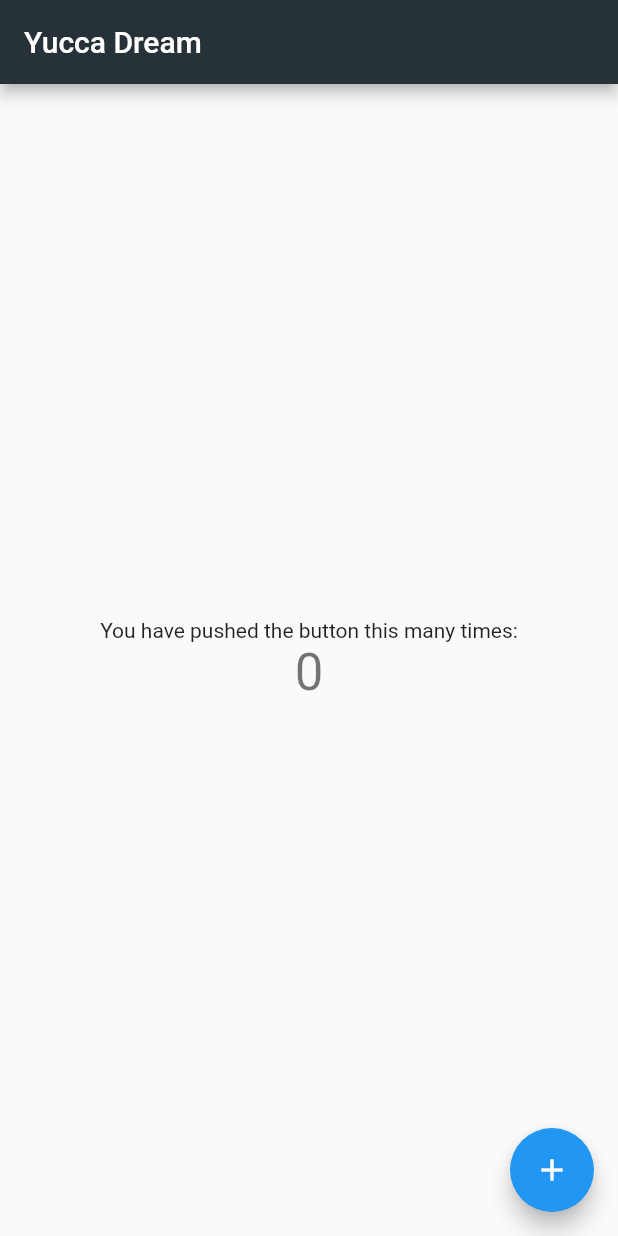
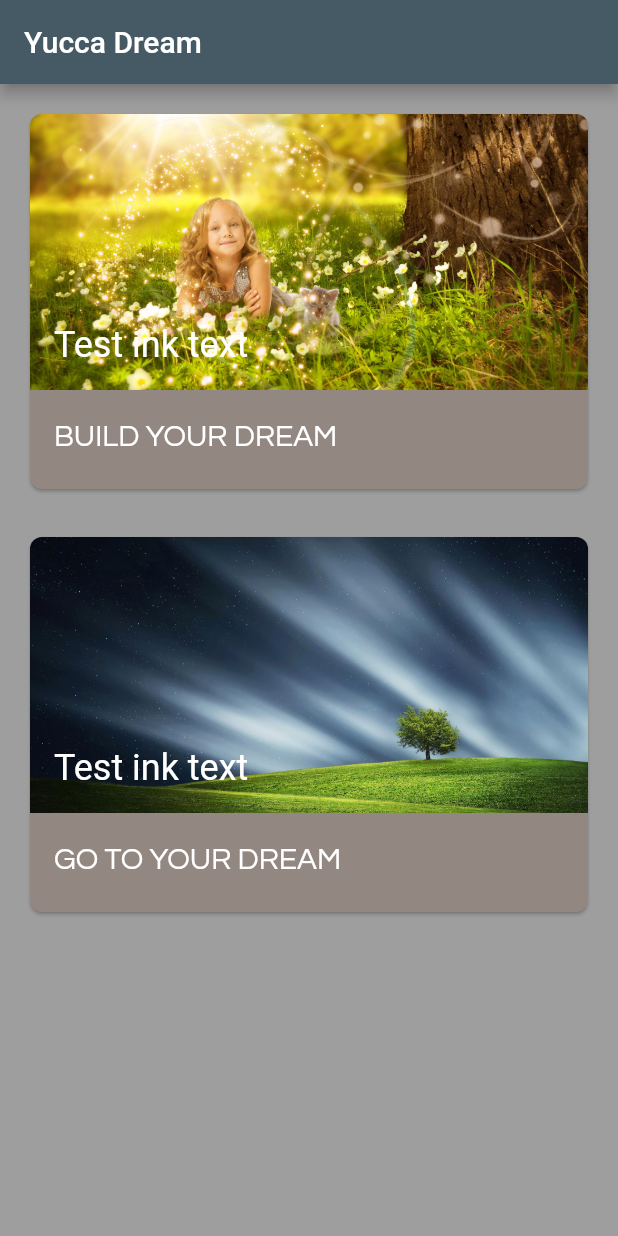
Before and after one commit to potatoseed/yucca_dream, a Flutter app: the screen it shows after launch, on a phone screen of 412 x 824 dp. Run offline on Flutter 3.47's test engine with Material 2 defaults, Android fonts, the phone set to English and light mode, and no system bars.

Commit message:
finish main screen

```diff
--- a/lib/main.dart
+++ b/lib/main.dart
@@ -1,4 +1,20 @@
 import 'package:flutter/material.dart';
+import 'package:flutter/foundation.dart';
+
+const cardColor = Color(0xFF938881);
+const buttonTextColor = Colors.white;
+// This height will allow for all the Card's content to fit comfortably within the card.
+const double cardHeight = 258.0;
+const ShapeBorder shapeBroader = RoundedRectangleBorder(
+  borderRadius: BorderRadius.only(
+    topLeft: Radius.circular(8.0),
+    topRight: Radius.circular(8.0),
+    bottomLeft: Radius.circular(8.0),
+    bottomRight: Radius.circular(8.0),
+  ),
+);
+
+//const ShapeBorder shapeBroader = CircleBorder(side: BorderSide.none);
 
 void main() => runApp(MyApp());
 
@@ -7,17 +23,8 @@ class MyApp extends StatelessWidget {
   @override
   Widget build(BuildContext context) {
     return MaterialApp(
-      title: 'Flutter Demo',
+      title: 'Yucca Dream',
       theme: ThemeData(
-        // This is the theme of your application.
-        //
-        // Try running your application with "flutter run". You'll see the
-        // application has a blue toolbar. Then, without quitting the app, try
-        // changing the primarySwatch below to Colors.green and then invoke
-        // "hot reload" (press "r" in the console where you ran "flutter run",
-        // or simply save your changes to "hot reload" in a Flutter IDE).
-        // Notice that the counter didn't reset back to zero; the application
-        // is not restarted.
         primarySwatch: Colors.blue,
       ),
       home: MyHomePage(title: 'Yucca Dream'),
@@ -44,19 +51,6 @@ class MyHomePage extends StatefulWidget {
 }
 
 class _MyHomePageState extends State<MyHomePage> {
-  int _counter = 0;
-
-  void _incrementCounter() {
-    setState(() {
-      // This call to setState tells the Flutter framework that something has
-      // changed in this State, which causes it to rerun the build method below
-      // so that the display can reflect the updated values. If we changed
-      // _counter without calling setState(), then the build method would not be
-      // called again, and so nothing would appear to happen.
-      _counter++;
-    });
-  }
-
   @override
   Widget build(BuildContext context) {
     // This method is rerun every time setState is called, for instance as done
@@ -70,43 +64,268 @@ class _MyHomePageState extends State<MyHomePage> {
         // Here we take the value from the MyHomePage object that was created by
         // the App.build method, and use it to set our appbar title.
         title: Text(widget.title),
-        backgroundColor: Colors.blueGrey[900],
+        backgroundColor: Colors.blueGrey[700],
       ),
-      body: Center(
-        // Center is a layout widget. It takes a single child and positions it
-        // in the middle of the parent.
-        child: Column(
-          // Column is also layout widget. It takes a list of children and
-          // arranges them vertically. By default, it sizes itself to fit its
-          // children horizontally, and tries to be as tall as its parent.
-          //
-          // Invoke "debug painting" (press "p" in the console, choose the
-          // "Toggle Debug Paint" action from the Flutter Inspector in Android
-          // Studio, or the "Toggle Debug Paint" command in Visual Studio Code)
-          // to see the wireframe for each widget.
-          //
-          // Column has various properties to control how it sizes itself and
-          // how it positions its children. Here we use mainAxisAlignment to
-          // center the children vertically; the main axis here is the vertical
-          // axis because Columns are vertical (the cross axis would be
-          // horizontal).
-          mainAxisAlignment: MainAxisAlignment.center,
+      backgroundColor: Colors.grey,
+      body: Scrollbar(
+        child: ListView(
+          padding: const EdgeInsets.only(top: 8.0, left: 8.0, right: 8.0),
+          children: MainFeatureList.map<Widget>((MainFeature mainFeature) {
+            Widget child;
+            child = MainFeatureItem(
+              mainFeature: mainFeature,
+              shape: shapeBroader,
+            );
+
+            return Container(
+              margin: const EdgeInsets.only(bottom: 8.0),
+              child: child,
+            );
+          }).toList(),
+        ),
+      ),
+    );
+  }
+}
+
+class MainFeature {
+  const MainFeature({
+    @required this.assetName,
+    @required this.inkText,
+    @required this.featureName,
+    @required this.buttonName,
+  })  : assert(assetName != null),
+        assert(featureName != null),
+        assert(inkText != null);
+
+  final String assetName;
+  final String inkText;
+  final String featureName;
+  final String buttonName;
+}
+
+const List<MainFeature> MainFeatureList = <MainFeature>[
+  MainFeature(
+      assetName: 'images/build_dream_1.jpg',
+      inkText: 'Test ink text',
+      featureName: 'BUILD YOUR DREAM',
+      buttonName: 'BUILD YOUR DREAM'),
+  MainFeature(
+      assetName: 'images/goto_dream1.jpg',
+      inkText: 'Test ink text',
+      featureName: 'Go To Your Dream',
+      buttonName: 'GO TO YOUR DREAM'),
+];
+
+class MainFeatureContent extends StatelessWidget {
+  const MainFeatureContent({Key key, @required this.mainFeature})
+      : assert(mainFeature != null),
+        super(key: key);
+
+  final MainFeature mainFeature;
+
+  @override
+  Widget build(BuildContext context) {
+    final ThemeData theme = Theme.of(context);
+    final TextStyle titleStyle =
+        theme.textTheme.headline.copyWith(color: Colors.white);
+    final TextStyle descriptionStyle = theme.textTheme.subhead;
+
+    final List<Widget> children = <Widget>[
+      // Photo and title.
+      SizedBox(
+        height: 184.0,
+        child: Stack(
           children: <Widget>[
-            Text(
-              'You have pushed the button this many times:',
+            Positioned.fill(
+              // In order to have the ink splash appear above the image, you
+              // must use Ink.image. This allows the image to be painted as part
+              // of the Material and display ink effects above it. Using a
+              // standard Image will obscure the ink splash.
+              child: Ink.image(
+                image: AssetImage(mainFeature.assetName),
+                fit: BoxFit.cover,
+                child: Container(),
+              ),
             ),
-            Text(
-              '$_counter',
-              style: Theme.of(context).textTheme.display1,
+            Positioned(
+              bottom: 16.0,
+              left: 16.0,
+              right: 16.0,
+              child: FittedBox(
+                fit: BoxFit.scaleDown,
+                alignment: Alignment.centerLeft,
+                child: Text(
+                  mainFeature.inkText,
+                  style: titleStyle,
+                ),
+              ),
             ),
           ],
         ),
       ),
-      floatingActionButton: FloatingActionButton(
-        onPressed: _incrementCounter,
-        tooltip: 'Increment',
-        child: Icon(Icons.add),
-      ), // This trailing comma makes auto-formatting nicer for build methods.
+      // Description and buttons.
+//      Padding(
+//        padding: const EdgeInsets.fromLTRB(16.0, 8.0, 16.0, 0.0),
+//        child: DefaultTextStyle(
+//          softWrap: false,
+//          overflow: TextOverflow.ellipsis,
+//          style: descriptionStyle,
+//          child: Column(
+//            crossAxisAlignment: CrossAxisAlignment.start,
+//            children: <Widget>[
+//              // can add more line text
+//              Padding(
+//                padding: const EdgeInsets.only(bottom: 8.0),
+//                child: Text(
+//                  mainFeature.featureName,
+//                  style: descriptionStyle.copyWith(color: Colors.black54),
+//                ),
+//              ),
+//            ],
+//          ),
+//        ),
+//      ),
+    ];
+
+    children.add(
+      // buttons
+      ButtonTheme.bar(
+        child: ButtonBar(
+          alignment: MainAxisAlignment.start,
+          children: <Widget>[
+            FlatButton(
+              child: Text(
+                mainFeature.buttonName,
+                semanticsLabel: 'Share ${mainFeature.inkText}',
+                style: TextStyle(fontSize: 20.0, fontFamily: 'Questrial'),
+              ),
+//              textColor: Colors.amber.shade500,
+              textColor: buttonTextColor,
+              onPressed: () {
+                print('pressed');
+              },
+            ),
+//            FlatButton(
+//              child: Text('EXPLORE',
+//                  semanticsLabel: 'Explore ${mainFeature.inkText}'),
+//              textColor: Colors.amber.shade500,
+//              onPressed: () {
+//                print('pressed');
+//              },
+//            ),
+          ],
+        ),
+      ),
+    );
+
+    return Column(
+      crossAxisAlignment: CrossAxisAlignment.start,
+      children: children,
     );
   }
 }
+
+class MainFeatureItem extends StatelessWidget {
+  MainFeatureItem({Key key, @required this.mainFeature, this.shape})
+      : assert(mainFeature != null),
+        super(key: key);
+
+  final MainFeature mainFeature;
+  final ShapeBorder shape;
+
+  @override
+  Widget build(BuildContext context) {
+    return SafeArea(
+      top: false,
+      bottom: false,
+      child: Padding(
+        padding: const EdgeInsets.all(8.0),
+        child: Column(
+          children: <Widget>[
+            SizedBox(
+              height: cardHeight,
+              child: Card(
+                color: cardColor,
+                // This ensures that the Card's children are clipped correctly.
+                clipBehavior: Clip.antiAlias,
+                shape: shape,
+                child: MainFeatureContent(mainFeature: mainFeature),
+              ),
+            ),
+          ],
+        ),
+      ),
+    );
+  }
+}
+
+//child: Column(
+//mainAxisAlignment: MainAxisAlignment.center,
+//children: <Widget>[
+//Expanded(
+//child: Container(
+//margin: EdgeInsets.fromLTRB(16, 16, 16, 8),
+//child: CircleAvatar(
+//maxRadius: double.infinity,
+//minRadius: 100.0,
+//backgroundImage: AssetImage('images/build_dream_1.jpg'),
+//),
+//),
+//),
+//Container(
+//margin: EdgeInsets.fromLTRB(16, 0, 16, 16),
+//child: Row(
+//children: <Widget>[
+//Icon(
+//Icons.redeem,
+//size: 24,
+//color: Colors.teal,
+//),
+//SizedBox(
+//width: 16,
+//),
+//Text(
+//'Build your Dream',
+//style: TextStyle(
+//fontFamily: 'Questrial',
+//fontSize: 24.0,
+//color: Colors.white),
+//),
+//],
+//),
+//),
+//SizedBox(
+//height: 16,
+//),
+//Expanded(
+//child: Card(
+//elevation: 8,
+//margin: EdgeInsets.all(16),
+//child: Image(
+//image: AssetImage('images/goto_dream1.jpg'),
+//),
+//),
+//),
+//ListTile(
+//leading: Icon(
+//Icons.forward,
+//size: 24,
+//color: Colors.teal,
+//),
+//title: Text(
+//'Go To Your Dream',
+//style: TextStyle(
+//fontFamily: 'Questrial',
+//fontSize: 24.0,
+//color: Colors.white),
+//),
+//),
+//Text(
+//'You have pushed the button this many times:',
+//),
+//Text(
+//'$_counter',
+//style: Theme.of(context).textTheme.display1,
+//),
+//],
```
Also changed, not shown: pubspec.yaml (+7 -0 lines), fonts/Mali-Regular.ttf (added), fonts/Questrial-Regular.ttf (added), images/build_dream_1.jpg (added), images/goto_dream1.jpg (added), pubspec.lock.
